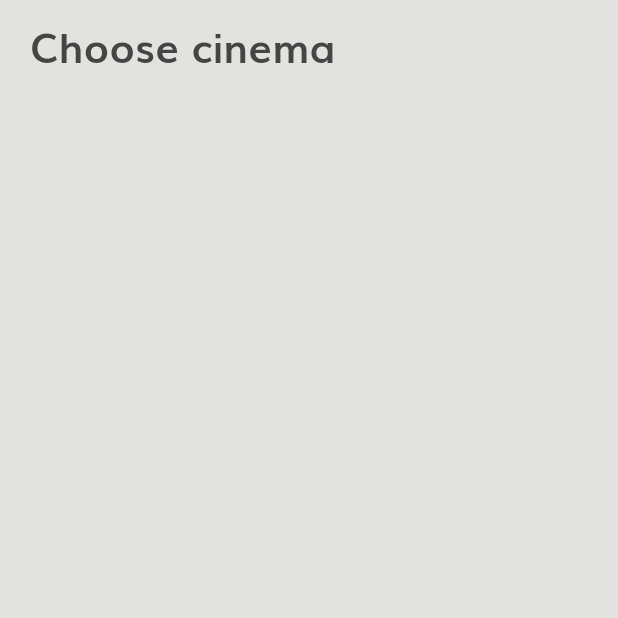
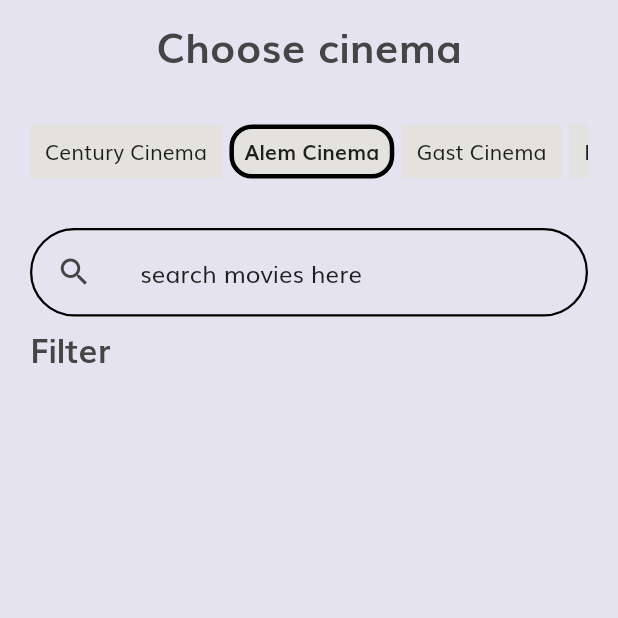
Before and after one commit to Milkessa-Oljira/kelal_cinema_booking, a Flutter app: the screen it shows after launch, on a phone screen of 412 x 824 dp, the top half of it. Run offline on Flutter 3.47's test engine with Material 2 defaults, Android fonts, the light colour scheme and no system bars.

Commit message:
in progress

```diff
--- a/lib/constants.dart
+++ b/lib/constants.dart
@@ -1,11 +1,11 @@
 import 'package:flutter/material.dart';
 
-const kPrimaryColor = Color(0xFFE3AFBC);
-const kPrimaryLightColor = Color(0xFFE3E2DF);
+const kPrimaryLightColor = Color(0xFFE4E3EF);
+const kPrimaryColor = Color(0xFFE3E2DF);
 const kPrimaryGradientColor = LinearGradient(
   begin: Alignment.topLeft,
   end: Alignment.bottomRight,
-  colors: [Color(0xFFE3AFBC), Color(0xFFE3E2DF)],
+  colors: [kPrimaryColor, kPrimaryLightColor],
 );
 const kTextColor = Color(0xFF454545);
 const kTextColorLight = Color(0xFF757575);
--- a/lib/screens/home/components/body.dart
+++ b/lib/screens/home/components/body.dart
@@ -1,6 +1,8 @@
 // ignore_for_file: prefer_const_literals_to_create_immutables, prefer_const_constructors
 
 import 'package:flutter/material.dart';
+import 'package:kelal_cinema_booking/constants.dart';
+import 'package:kelal_cinema_booking/screens/home/components/cinema_button.dart';
 import 'package:kelal_cinema_booking/size_config.dart';
 
 class Body extends StatefulWidget {
@@ -11,6 +13,7 @@ class Body extends StatefulWidget {
 }
 
 class _BodyState extends State<Body> {
+  Cinema cinemaChoice = Cinema.alem;
   @override
   Widget build(BuildContext context) {
     return SafeArea(
@@ -29,12 +32,86 @@ class _BodyState extends State<Body> {
                       fontSize: getProportionateScreenWidth(25),
                     ),
                   ),
+                  Spacer(),
+                  SingleChildScrollView(
+                    scrollDirection: Axis.horizontal,
+                    child: Row(
+                      children: [
+                        CinemaButton(
+                          cinema: Cinema.century,
+                          cinemaName: 'Century Cinema',
+                          cinemaChoice: cinemaChoice,
+                          onPressed: () {
+                            setState(() {
+                              cinemaChoice = Cinema.century;
+                            });
+                          },
+                        ),
+                        CinemaButton(
+                          cinema: Cinema.alem,
+                          cinemaName: 'Alem Cinema',
+                          cinemaChoice: cinemaChoice,
+                          onPressed: () {
+                            setState(() {
+                              cinemaChoice = Cinema.alem;
+                            });
+                          },
+                        ),
+                        CinemaButton(
+                          cinema: Cinema.gast,
+                          cinemaName: 'Gast Cinema',
+                          cinemaChoice: cinemaChoice,
+                          onPressed: () {
+                            setState(() {
+                              cinemaChoice = Cinema.gast;
+                            });
+                          },
+                        ),
+                        CinemaButton(
+                          cinema: Cinema.edna,
+                          cinemaName: 'Edna-Mall Cinema',
+                          cinemaChoice: cinemaChoice,
+                          onPressed: () {
+                            setState(() {
+                              cinemaChoice = Cinema.edna;
+                            });
+                          },
+                        ),
+                      ],
+                    ),
+                  ),
+                  Spacer(),
+                  ListTile(
+                    leading: Icon(Icons.search, color: kTextColor),
+                    title: Text('search movies here'),
+                    shape: OutlineInputBorder(
+                      borderRadius: BorderRadius.circular(30),
+                      gapPadding: 5,
+                      borderSide: BorderSide(width: 1.5),
+                    ),
+                  ),
                 ],
               ),
             ),
             Expanded(
               flex: 3,
-              child: Container(),
+              child: Column(
+                crossAxisAlignment: CrossAxisAlignment.start,
+                children: [
+                  SizedBox(height: 5),
+                  Row(
+                    children: [
+                      Text(
+                        'Filter',
+                        style: TextStyle(
+                          fontWeight: FontWeight.bold,
+                          fontSize: getProportionateScreenWidth(20),
+                        ),
+                      ),
+                    ],
+                  ),
+                ],
+              ),
             ),
           ],
         ),
@@ -42,3 +119,5 @@ class _BodyState extends State<Body> {
     );
   }
 }
+
+enum Cinema { century, alem, gast, edna }
--- /dev/null
+++ b/lib/screens/home/components/cinema_button.dart
@@ -0,0 +1,46 @@
+// ignore_for_file: prefer_const_constructors_in_immutables, prefer_const_constructors
+
+import 'package:flutter/material.dart';
+
+import '../../../constants.dart';
+import 'body.dart';
+
+class CinemaButton extends StatelessWidget {
+  CinemaButton(
+      {Key? key,
+      required this.cinema,
+      required this.cinemaName,
+      required this.cinemaChoice,
+      required this.onPressed})
+      : super(key: key);
+  final Cinema cinema;
+  final String cinemaName;
+  final Cinema cinemaChoice;
+  final VoidCallback onPressed;
+  @override
+  Widget build(BuildContext context) {
+    return Padding(
+      padding: const EdgeInsets.only(right: 5),
+      child: MaterialButton(
+        onPressed: onPressed,
+        child: Text(
+          cinemaName,
+          style: TextStyle(
+            fontWeight:
+                cinemaChoice == cinema ? FontWeight.bold : FontWeight.normal,
+          ),
+        ),
+        color: kPrimaryColor,
+        elevation: 0,
+        padding: EdgeInsets.symmetric(horizontal: 10, vertical: 5),
+        shape: cinemaChoice == cinema
+            ? OutlineInputBorder(
+                borderRadius: BorderRadius.circular(15),
+                gapPadding: 5,
+                borderSide: BorderSide(width: 3),
+              )
+            : null,
+      ),
+    );
+  }
+}
--- a/lib/theme.dart
+++ b/lib/theme.dart
@@ -17,11 +17,11 @@ ThemeData theme() {
 
 AppBarTheme appBarTheme() {
   return AppBarTheme(
-    color: kPrimaryLightColor,
+    color: kPrimaryColor,
     elevation: 0,
     systemOverlayStyle: SystemUiOverlayStyle.light,
     iconTheme: IconThemeData(color: Colors.black),
-    titleTextStyle: TextStyle(color: kTextColorLight, fontSize: 18),
+    titleTextStyle: TextStyle(color: kTextColor, fontSize: 18),
     centerTitle: true,
   );
 }
```
